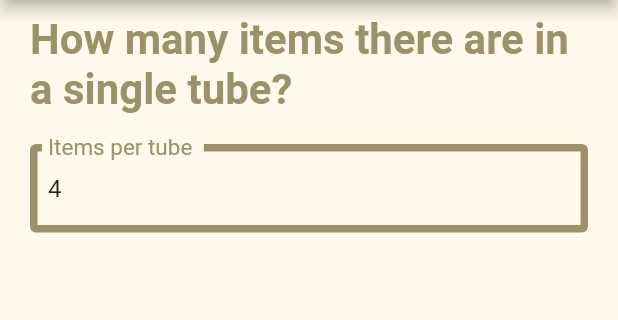
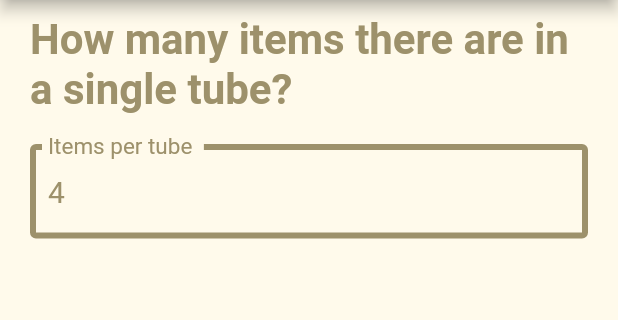
Before and after one commit to fllaryora/flutter_lifo_game, a Flutter app: the screen it shows after launch, on a phone screen of 412 x 824 dp, the part 84-404 px from its top. Run offline on Flutter 3.47's test engine with Material 2 defaults, Android fonts, the phone set to English and light mode, and no system bars.

Commit message:
input en componente separado

```diff
--- a/lifo_app/lib/view/home.dart
+++ b/lifo_app/lib/view/home.dart
@@ -1,6 +1,7 @@
 import 'package:flutter/material.dart';
 import 'package:flutter/services.dart';
 import 'package:lifo_app/view/material_helper.dart';
+import 'package:lifo_app/view/numeral_text_field.dart';
 
 class MyHomePage extends StatefulWidget {
   const MyHomePage({super.key, required this.title});
@@ -36,28 +37,10 @@ class _MyHomePageState extends State<MyHomePage> {
                   )
               ),
             ),
-          Padding(
-            padding: const EdgeInsets.only(top: 10, bottom: 10.0,
-                left: 20.0, right: 20.0),
-            child: TextField(
+            NumberInput(
+              label: 'Items per tube ',
+              hint: 'How many balls it has?',
               controller: nameController,
-              keyboardType: TextInputType.number,
-              inputFormatters: [
-                FilteringTextInputFormatter.digitsOnly
-              ],
-              decoration: const InputDecoration(
-                border: OutlineInputBorder(),
-                 focusedBorder: OutlineInputBorder(
-                   borderSide: BorderSide(color: Color(0xff786e9d), width: 5.0),
-                 ),
-                 enabledBorder: OutlineInputBorder(
-                   borderSide: BorderSide(color:Color(0xff9d916b), width: 5.0),
-                 ),
-                hintText: 'How many balls it has?',
-                labelText: 'Items per tube ',
-                labelStyle: TextStyle(color: Color(0xff9d916b),
-                    fontStyle: FontStyle.normal, fontSize: 20),
-              ),
               onChanged: (text) {
                 int? possibleNull = int.tryParse(text);
                 if(possibleNull != null){
@@ -67,7 +50,6 @@ class _MyHomePageState extends State<MyHomePage> {
                 }
               },
             ),
-          ),
           ],
         ),
       ),
--- a/lifo_app/lib/view/numeral_text_field.dart
+++ b/lifo_app/lib/view/numeral_text_field.dart
@@ -2,48 +2,46 @@ import 'package:flutter/material.dart';
 import 'package:flutter/services.dart';
 
 class NumberInput extends StatelessWidget {
-  NumberInput({
+  const NumberInput({
     required this.label,
-    this.controller,
-    this.value,
-    this.onChanged,
-    this.error,
-    this.icon,
-    this.allowDecimal = false,
+    required this.hint,
+    required this.controller,
+    required this.onChanged,
   });
 
-  final TextEditingController? controller;
-  final String? value;
+  final TextEditingController controller;
   final String label;
-  final Function? onChanged;
-  final String? error;
-  final Widget? icon;
-  final bool allowDecimal;
-  final bool disabled = false;
+  final String hint;
+  final Function onChanged;
   @override
   Widget build(BuildContext context) {
-    return TextFormField(
-      controller: controller,
-      initialValue: value,
-      onChanged: onChanged as void Function(String)?,
-      readOnly: disabled,
-      keyboardType: TextInputType.numberWithOptions(decimal: allowDecimal),
-      inputFormatters: <TextInputFormatter>[
-        FilteringTextInputFormatter.allow(RegExp(_getRegexString())),
-        TextInputFormatter.withFunction(
-              (oldValue, newValue) => newValue.copyWith(
-            text: newValue.text.replaceAll('.', ','),
+    return Padding(
+      padding: const EdgeInsets.only(top: 10, bottom: 10.0,
+          left: 20.0, right: 20.0),
+      child: TextField(
+        controller: controller,
+        keyboardType: TextInputType.number,
+        inputFormatters: [
+          FilteringTextInputFormatter.digitsOnly
+        ],
+        decoration: InputDecoration(
+          focusedBorder: const OutlineInputBorder(
+            borderSide: BorderSide(color: Color(0xff786e9d), width: 4.0),
           ),
+          enabledBorder: const OutlineInputBorder(
+            borderSide: BorderSide(color:Color(0xff9d916b), width: 4.0),
+          ),
+          hintText: hint,
+          labelText: label,
+          labelStyle: const TextStyle(color: Color(0xff9d916b),
+              fontStyle: FontStyle.normal, fontSize: 20),
         ),
-      ],
-      decoration: InputDecoration(
-        label: Text(label),
-        errorText: error,
-        icon: icon,
+        onChanged: onChanged as void Function(String),
+        style: const TextStyle(color: Color(0xff9d916b),
+            fontStyle: FontStyle.normal, fontSize: 20),
       ),
     );
   }
 
-  String _getRegexString() =>
-      allowDecimal ? r'[0-9]+[,.]{0,1}[0-9]*' : r'[0-9]';
+
 }
```
